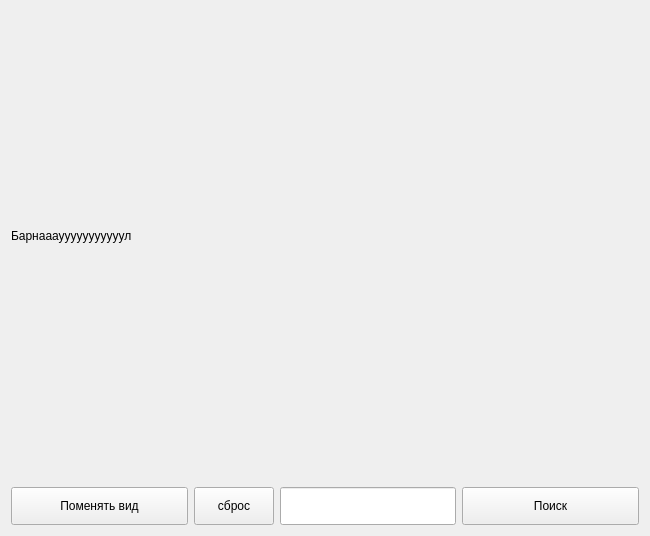
The window that ui_source/main456.ui (mariklolik/YandexMapsBigTask) describes before a commit, drawn with Qt 5.
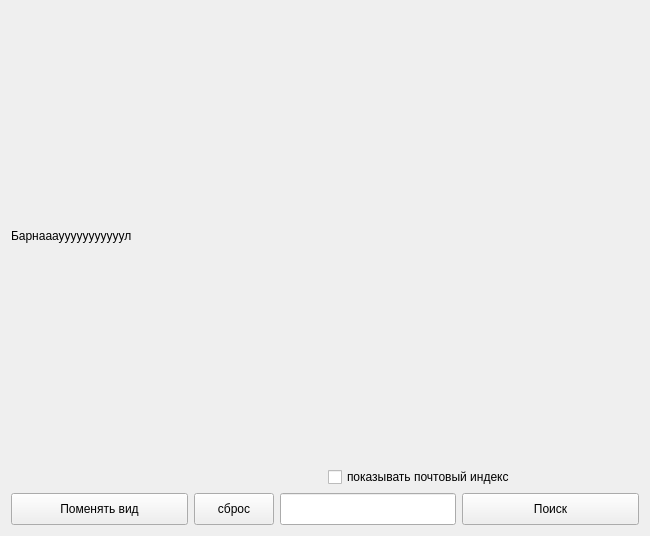
The same window after the commit.

What changed in the file:
```diff
--- a/ui_source/main456.ui
+++ b/ui_source/main456.ui
@@ -34,11 +34,22 @@
     </widget>
    </item>
    <item>
+    <layout class="QHBoxLayout" name="horizontalLayout_2">
+     <item>
     <widget class="QLabel" name="adress">
      <property name="text">
       <string/>
      </property>
     </widget>
+     </item>
+     <item>
+      <widget class="QCheckBox" name="showindex">
+       <property name="text">
+        <string>показывать почтовый индекс</string>
+       </property>
+      </widget>
+     </item>
+    </layout>
    </item>
    <item>
     <layout class="QHBoxLayout" name="horizontalLayout">
```
Lines whose indentation alone changed are shown as unchanged.
